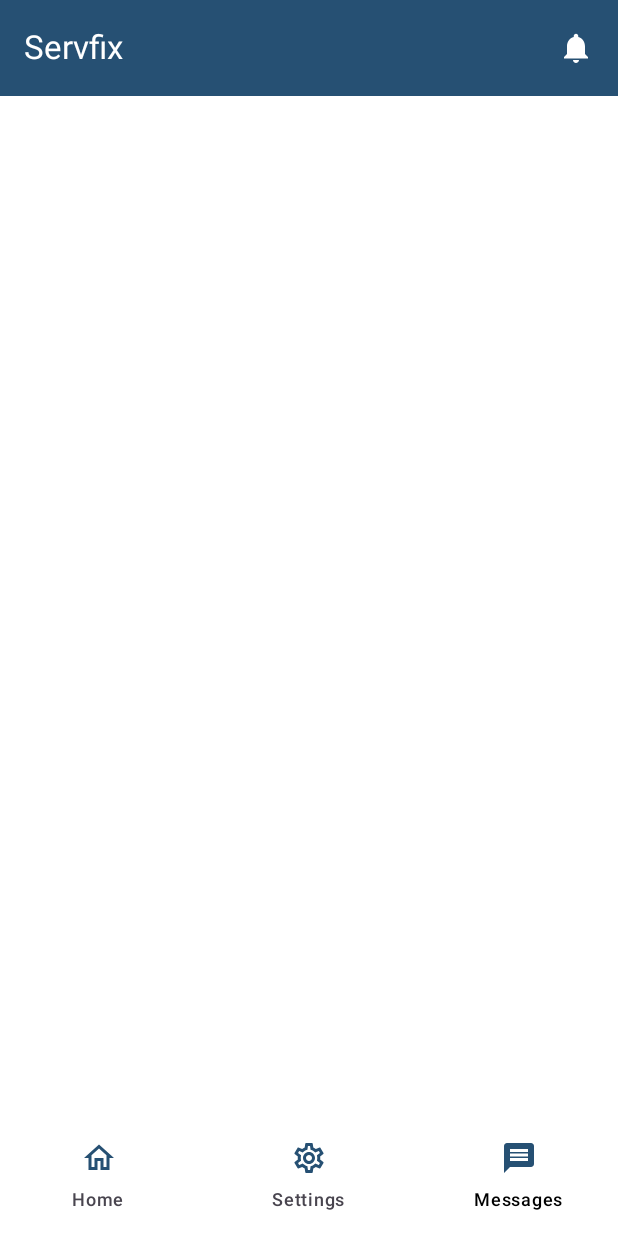
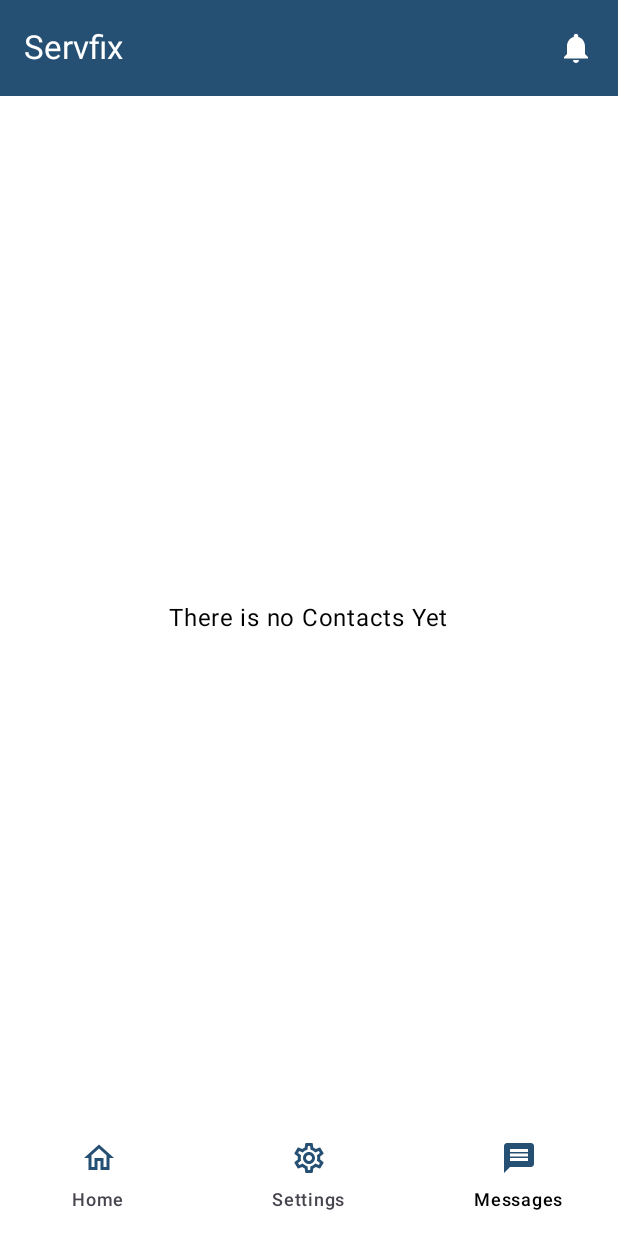
Before and after one commit to BugMaker69/Servfix-App, an Android app built with Jetpack Compose: the ChatContactScreen screen opened through its navigation route, on a phone screen of 412 x 824 dp. Run offline under Robolectric (Android 15) with nearby library versions, the phone set to English and light mode, and no system bars; our stand-ins replace Dagger/Hilt's generated code, Firebase (no records; nobody signed in at launch, a user with empty details on screens opened directly); libraries missing offline, so code that uses them is left out: kotlin.system.exitProcess; pictures from the network do not load.

Commit message:
Enhance UI

```diff
--- a/app/src/main/java/com/example/graduationproject/data/DumyData.kt
+++ b/app/src/main/java/com/example/graduationproject/data/DumyData.kt
@@ -329,7 +329,7 @@ class GetPostsForProvider : ArrayList<GetPostsForProviderItem>()
 
 
 data class GeneralPostAccept(
-    val details: String
+    var details: String
 )
 
 /*data class GeneralPostAccept(
--- a/app/src/main/java/com/example/graduationproject/data/retrofit/ApiService.kt
+++ b/app/src/main/java/com/example/graduationproject/data/retrofit/ApiService.kt
@@ -247,10 +247,10 @@ interface ApiService {
     ): GetPostsForProvider
 
     @POST("/notification/post_accept/{id}")
-    fun acceptPost(
+    suspend fun acceptPost(
         @Header("Authorization") token: String,
         @Path("id") id: Int
-    ): Call<ResponseBody>
+    ): Response<GeneralPostAccept>
 
     @POST("/notification/post/accept/{post_id}/")
     suspend fun acceptPostForSpecificProvider(
--- a/app/src/main/java/com/example/graduationproject/presentation/chat/ChatContactScreen.kt
+++ b/app/src/main/java/com/example/graduationproject/presentation/chat/ChatContactScreen.kt
@@ -2,6 +2,7 @@ import android.util.Log
 import androidx.compose.foundation.Image
 import androidx.compose.foundation.background
 import androidx.compose.foundation.clickable
+import androidx.compose.foundation.layout.Arrangement
 import androidx.compose.foundation.layout.Box
 import androidx.compose.foundation.layout.Column
 import androidx.compose.foundation.layout.Row
@@ -44,23 +45,38 @@ import com.example.graduationproject.ui.theme.DarkBlue
 @Composable
 fun ChatContactScreen(modifier: Modifier, vm: ChatContactViewModel,onChatClick: (Int,String,String,Int,String) -> Unit) {
 
-   val list= vm.chatListItems.collectAsState()
+    val list = vm.chatListItems.collectAsState()
     Log.d("donee", "ChatContactScreen: ${list.value.size}")
+
+    Log.d("ChatScreen999", "ChatScreen: ${list.value.isEmpty()}")
+    Log.d("ChatScreen444", "ChatScreen: ${list.value.isNotEmpty()}")
+    Log.d("ChatScreen555", "ChatScreen: ${list.value}")
+    if (list.value.isEmpty()) {
+        Column(
+            modifier = Modifier.fillMaxSize(),
+            verticalArrangement = Arrangement.Center,
+            horizontalAlignment = Alignment.CenterHorizontally
+        ) {
+            Text(text = "There is no Contacts Yet", color = Color.Black)
+        }
+    } else {
         LazyColumn(modifier.fillMaxSize()) {
             items(list.value) { item ->
                 ChatContactItem(
-                        terminateId= item.terminate_id,
+                    terminateId = item.terminate_id,
                     id = item.id,
                     name = item.name,
                     image = item.image ?: "empty",
                     lastMessage = item.content ?: "",
                     unseenCount = item.unseenMessages?.toIntOrNull() ?: 0,
                     onChatClick = onChatClick,
-                        phone=item.phone.toString()
+                    phone = item.phone.toString()
                 )
 
             }
-        }    }
+        }
+    }
+}
 
 
 
--- a/app/src/main/java/com/example/graduationproject/presentation/chat/ChatScreen.kt
+++ b/app/src/main/java/com/example/graduationproject/presentation/chat/ChatScreen.kt
@@ -71,7 +71,7 @@ import com.example.graduationproject.ui.theme.LightBlue
 
 @OptIn(ExperimentalMaterial3Api::class)
 @Composable
-fun ChatScreen(vm: ChatViewModel, modifier: Modifier, userType: String) {
+fun ChatScreen(vm: ChatViewModel, modifier: Modifier, userType: String,onConfirmClick: () -> Unit) {
     var textState by remember { mutableStateOf("") }
     val lista = vm.chat.collectAsState()
     val context = LocalContext.current
@@ -149,6 +149,7 @@ fun ChatScreen(vm: ChatViewModel, modifier: Modifier, userType: String) {
                         onConfirmClick = {
                             vm.addReview()
                             vm.terminateChat()
+                            onConfirmClick()
                         },
                         textId = R.string.terminate_chat
                     )
--- a/app/src/main/java/com/example/graduationproject/presentation/common/settings/SettingsScreen.kt
+++ b/app/src/main/java/com/example/graduationproject/presentation/common/settings/SettingsScreen.kt
@@ -95,7 +95,9 @@ fun SettingsScreenContent(
     var showSignOutDialog by remember { mutableStateOf(false) }
     var showDeleteDialog by remember { mutableStateOf(false) }
 
-    Column(modifier = modifier.fillMaxSize()) {
+    Column(modifier = modifier
+        .fillMaxSize()
+        .verticalScroll(rememberScrollState())) {
 
         Row(
             modifier = Modifier
--- a/app/src/main/java/com/example/graduationproject/presentation/search_for_provider/Find Provider.kt
+++ b/app/src/main/java/com/example/graduationproject/presentation/search_for_provider/Find Provider.kt
@@ -72,6 +72,7 @@ import com.example.graduationproject.R
 import com.example.graduationproject.data.ReturnedProviderData
 import com.example.graduationproject.presentation.LoadingScreen
 import com.example.graduationproject.presentation.common.CustomDialog
+import com.example.graduationproject.ui.theme.DarkBlue
 import com.example.graduationproject.ui.theme.OrangeRate
 
 
@@ -455,7 +456,7 @@ fun RatingBar(rating: Int, modifier: Modifier = Modifier, onRateClick: (Int) ->
                     else -> Icons.Filled.StarOutline
                 },
                 contentDescription = null,
-                tint = if (starRating <= rating) OrangeRate else Color.LightGray,
+                tint = if (starRating <= rating) DarkBlue else Color.LightGray,
                 modifier = Modifier
                     .size(40.dp)
                     .clickable {
```
Also changed, not shown: app/src/main/java/com/example/graduationproject/data/repositories/ProviderRepository.kt (+80 -56 lines), app/src/main/java/com/example/graduationproject/presentation/notification/NotificationViewModel.kt (+7 -5 lines), app/src/main/java/com/example/graduationproject/ui/Navigation.kt (+23 -9 lines). Lines whose indentation alone changed are shown as unchanged.
